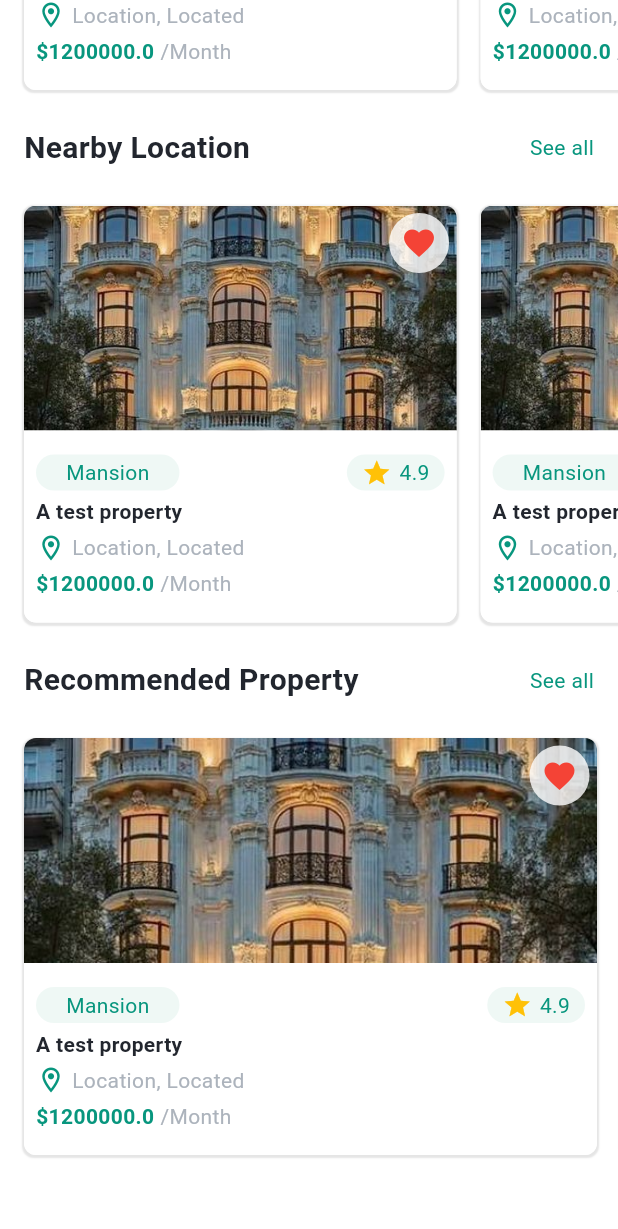
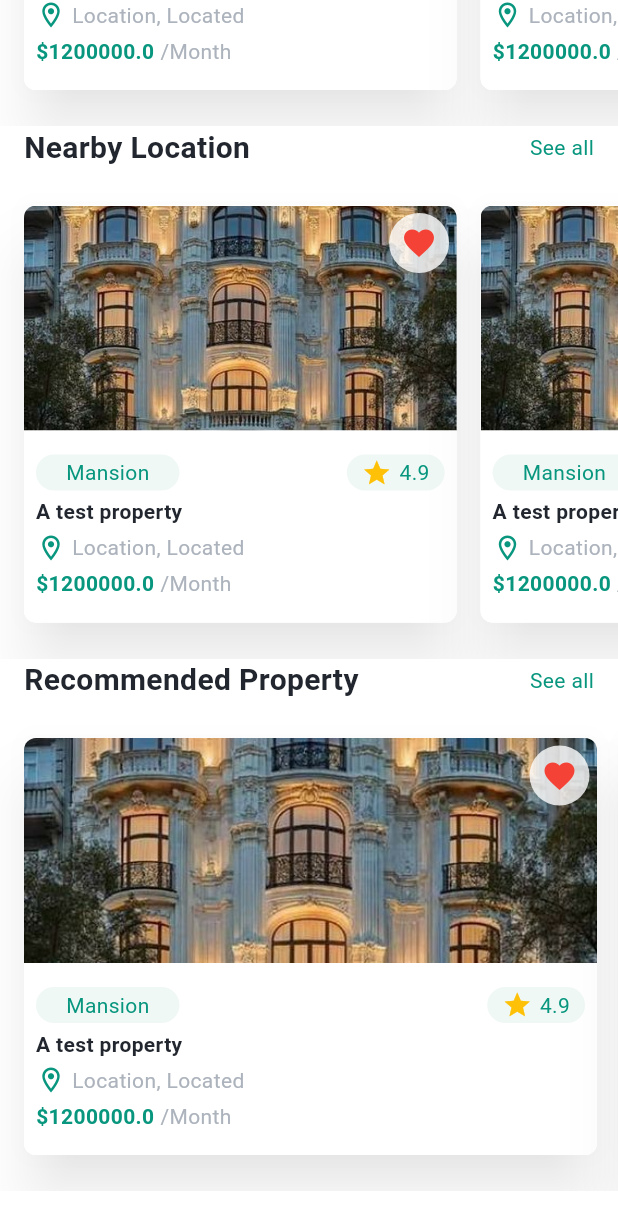
Before and after one commit to infinite-dev22/nomard_realestator_mobile_app, a Flutter app: the Home screen opened directly, scrolled down 435 dp, on a phone screen of 412 x 824 dp. Shown: the top 1229 px of the screen. Run offline on Flutter 3.47's test engine with Material 3 defaults, Android fonts, the phone set to English and light mode, and no system bars; our stand-ins replace bloc, equatable, expandable_page_view, flutter_bloc, flutter_bounceable, flutter_rating_bar and 4 more; missing offline and left inert: flutter_any_logo; accounts and stored records are empty.

Commit message:
Add elevation to PropertyCard
Added elevation to the PropertyCard widget to enhance its visual appearance and make it stand out.

```diff
--- a/lib/global/presentation/widget/property_card/my_property_card.dart
+++ b/lib/global/presentation/widget/property_card/my_property_card.dart
@@ -20,21 +20,15 @@ class MyPropertyCard extends StatelessWidget {
 
   @override
   Widget build(BuildContext context) {
-    return AnimatedContainer(
+    return Material(
+      elevation: 16,shadowColor: Theme.of(context).colorScheme.shadow,borderRadius: BorderRadius.circular(8),
+      child: AnimatedContainer(
         duration: const Duration(milliseconds: 350),
         width: width ?? double.infinity,
         alignment: Alignment.center,
         decoration: BoxDecoration(
           borderRadius: BorderRadius.circular(8),
           color: Theme.of(context).colorScheme.surface,
-        boxShadow: [
-          BoxShadow(
-            color: Theme.of(context).colorScheme.shadow.withOpacity(.1),
-            spreadRadius: 1,
-            blurRadius: .1,
-            offset: const Offset(0, 1), // changes position of shadow
-          ),
-        ],
         ),
         child: Column(
           children: [
@@ -52,6 +46,7 @@ class MyPropertyCard extends StatelessWidget {
             ),
           ],
         ),
+      ),
     );
   }
 }
```
Lines whose indentation alone changed are shown as unchanged.
